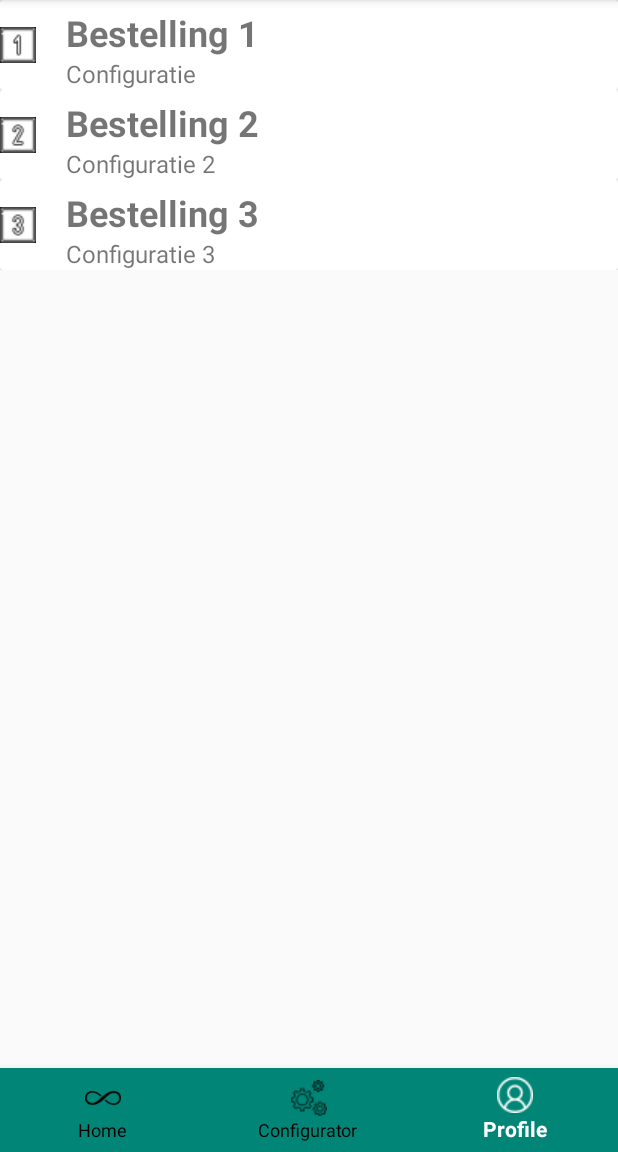
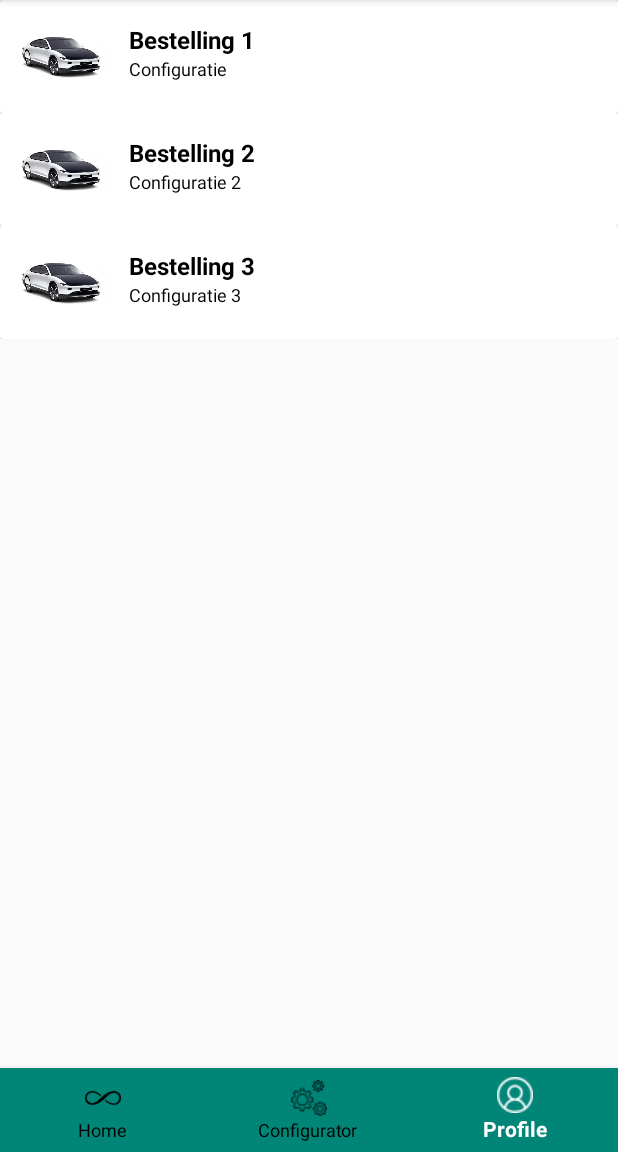
Before and after one commit to drwvermeulen/Lightyear_Beroepsproduct3, an Android app: the ProfileActivity screen opened directly, with no data from a screen before it, on a phone screen of 412 x 824 dp, the part 84-1236 px from its top. Run offline under Robolectric (Android 15) with nearby library versions, the phone set to English and light mode, and no system bars.

Commit message:
Detail pagina gemaakt bij profile als je op je bestelling klikt

```diff
--- a/app/src/main/AndroidManifest.xml
+++ b/app/src/main/AndroidManifest.xml
@@ -1,6 +1,5 @@
 <?xml version="1.0" encoding="utf-8"?>
-<manifest
-    xmlns:android="http://schemas.android.com/apk/res/android"
+<manifest xmlns:android="http://schemas.android.com/apk/res/android"
     package="com.example.lightyear_beroepsproduct3">
 
     <application
@@ -10,13 +9,16 @@
         android:roundIcon="@drawable/icon"
         android:supportsRtl="true"
         android:theme="@style/AppTheme">
-        <activity android:name=".ConfiguratorBestellenActivity"></activity>
+        <activity android:name=".ProfileBestellingActivity"
+            android:parentActivityName=".ProfileActivity"
+            android:label="Details bestelling"></activity>
+        <activity android:name=".ConfiguratorBestellenActivity" />
         <activity android:name=".ConfiguratorVelgActivity" />
         <activity android:name=".ConfiguratorLakActivity" />
         <activity android:name=".ConfiguratorKleurActivity" />
         <activity android:name=".RegisterActivity" />
         <activity android:name=".MainActivity" />
-        <activity android:name=".Profile" />
+        <activity android:name=".ProfileActivity" />
         <activity android:name=".ConfiguratorActivity" />
         <activity android:name=".LoginActivity">
             <intent-filter>
--- a/app/src/main/java/com/example/lightyear_beroepsproduct3/ConfiguratorActivity.java
+++ b/app/src/main/java/com/example/lightyear_beroepsproduct3/ConfiguratorActivity.java
@@ -71,7 +71,7 @@ public class ConfiguratorActivity extends AppCompatActivity {
                     case R.id.configurator:
                         return true;
                     case R.id.profile:
-                        startActivity(new Intent(getApplicationContext(), Profile.class));
+                        startActivity(new Intent(getApplicationContext(), ProfileActivity.class));
                         overridePendingTransition(0, 0);
                         return true;
                 }
--- a/app/src/main/java/com/example/lightyear_beroepsproduct3/MainActivity.java
+++ b/app/src/main/java/com/example/lightyear_beroepsproduct3/MainActivity.java
@@ -34,7 +34,7 @@ public class MainActivity extends AppCompatActivity {
                         overridePendingTransition(0, 0);
                         return true;
                     case R.id.profile:
-                        startActivity(new Intent(getApplicationContext(), Profile.class));
+                        startActivity(new Intent(getApplicationContext(), ProfileActivity.class));
                         overridePendingTransition(0, 0);
                         return true;
                 }
--- a/app/src/main/java/com/example/lightyear_beroepsproduct3/Profile.java
+++ b/app/src/main/java/com/example/lightyear_beroepsproduct3/ProfileActivity.java
@@ -13,10 +13,10 @@ import android.widget.TextView;
 
 import com.google.android.material.bottomnavigation.BottomNavigationView;
 
-public class Profile extends AppCompatActivity {
+public class ProfileActivity extends AppCompatActivity {
     RecyclerView rvProfileBestellingen;
     String s1[], s2[];
-    int images[] = {R.drawable.one, R.drawable.two, R.drawable.three};
+    int images[] = {R.drawable.lightyearone, R.drawable.lightyearone, R.drawable.lightyearone};
 
     @Override
     protected void onCreate(Bundle savedInstanceState) {
@@ -51,8 +51,8 @@ public class Profile extends AppCompatActivity {
 
         rvProfileBestellingen = findViewById(R.id.rvProfileBestellingen);
 
-        s1 = getResources().getStringArray(R.array.aantalBestellingen);
-        s2 = getResources().getStringArray(R.array.configuratieBestellingen);
+        s1 = getResources().getStringArray(R.array.configuratienummer);
+        s2 = getResources().getStringArray(R.array.configuratieItems);
 
         ProfileAdapter profileAdapter = new ProfileAdapter(this, s1, s2, images);
         rvProfileBestellingen.setAdapter(profileAdapter);
--- a/app/src/main/java/com/example/lightyear_beroepsproduct3/ProfileAdapter.java
+++ b/app/src/main/java/com/example/lightyear_beroepsproduct3/ProfileAdapter.java
@@ -1,6 +1,7 @@
 package com.example.lightyear_beroepsproduct3;
 
 import android.content.Context;
+import android.content.Intent;
 import android.view.LayoutInflater;
 import android.view.View;
 import android.view.ViewGroup;
@@ -8,6 +9,7 @@ import android.widget.ImageView;
 import android.widget.TextView;
 
 import androidx.annotation.NonNull;
+import androidx.constraintlayout.widget.ConstraintLayout;
 import androidx.recyclerview.widget.RecyclerView;
 
 public class ProfileAdapter extends RecyclerView.Adapter<ProfileAdapter.ProfileViewHolder> {
@@ -31,10 +33,20 @@ public class ProfileAdapter extends RecyclerView.Adapter<ProfileAdapter.ProfileV
     }
 
     @Override
-    public void onBindViewHolder(@NonNull ProfileViewHolder holder, int position) {
-        holder.tvAantalBestellingen.setText(data1[position]);
-        holder.tvConfiguratieBestellingen.setText(data2[position]);
+    public void onBindViewHolder(@NonNull ProfileViewHolder holder, final int position) {
+        holder.tvConfiguratienummer.setText(data1[position]);
+        holder.tvConfiguratieItems.setText(data2[position]);
         holder.ivProfile.setImageResource(images[position]);
+        holder.clProfile.setOnClickListener(new View.OnClickListener() {
+            @Override
+            public void onClick(View v) {
+                Intent i = new Intent(context, ProfileBestellingActivity.class);
+                i.putExtra("data1", data1[position]);
+                i.putExtra("data2", data2[position]);
+                i.putExtra("images", images[position]);
+                context.startActivity(i);
+            }
+        });
     }
 
     @Override
@@ -43,14 +55,16 @@ public class ProfileAdapter extends RecyclerView.Adapter<ProfileAdapter.ProfileV
     }
 
     public class ProfileViewHolder extends RecyclerView.ViewHolder{
-        TextView tvAantalBestellingen, tvConfiguratieBestellingen;
+        TextView tvConfiguratienummer, tvConfiguratieItems;
         ImageView ivProfile;
+        ConstraintLayout clProfile;
 
         public ProfileViewHolder(@NonNull View itemView) {
             super(itemView);
-            tvAantalBestellingen = itemView.findViewById(R.id.tvAantalBestellingen);
-            tvConfiguratieBestellingen = itemView.findViewById(R.id.tvConfiguratieBestellingen);
+            tvConfiguratienummer = itemView.findViewById(R.id.tvConfiguratienummer);
+            tvConfiguratieItems = itemView.findViewById(R.id.tvConfiguratieItems);
             ivProfile = itemView.findViewById(R.id.ivProfile);
+            clProfile = itemView.findViewById(R.id.clProfile);
         }
     }
 }
--- a/app/src/main/res/layout/activity_profile.xml
+++ b/app/src/main/res/layout/activity_profile.xml
@@ -5,7 +5,7 @@
     xmlns:tools="http://schemas.android.com/tools"
     android:layout_width="match_parent"
     android:layout_height="match_parent"
-    tools:context=".Profile">
+    tools:context=".ProfileActivity">
 
     <androidx.recyclerview.widget.RecyclerView
         android:id="@+id/rvProfileBestellingen"
--- a/app/src/main/res/layout/profile_row.xml
+++ b/app/src/main/res/layout/profile_row.xml
@@ -5,7 +5,8 @@
     xmlns:tools="http://schemas.android.com/tools"
     android:orientation="vertical"
     android:layout_width="match_parent"
-    android:layout_height="wrap_content">
+    android:layout_height="wrap_content"
+    android:id="@+id/clProfile">
 
     <androidx.cardview.widget.CardView
         android:layout_width="match_parent"
@@ -21,33 +22,36 @@
 
             <ImageView
                 android:id="@+id/ivProfile"
-                android:layout_width="wrap_content"
-                android:layout_height="wrap_content"
+                android:layout_width="75dp"
+                android:layout_height="75dp"
+                android:layout_marginStart="5dp"
                 app:layout_constraintBottom_toBottomOf="parent"
                 app:layout_constraintStart_toStartOf="parent"
                 app:layout_constraintTop_toTopOf="parent"
                 app:srcCompat="@mipmap/ic_launcher" />
 
             <TextView
-                android:id="@+id/tvAantalBestellingen"
+                android:id="@+id/tvConfiguratienummer"
                 android:layout_width="wrap_content"
                 android:layout_height="wrap_content"
-                android:layout_marginStart="20dp"
-                android:layout_marginTop="5dp"
+                android:layout_marginStart="5dp"
+                android:layout_marginTop="15dp"
                 android:text="Title"
-                android:textSize="24sp"
+                android:textSize="16sp"
                 android:textStyle="bold"
+                android:textColor="#000000"
                 app:layout_constraintStart_toEndOf="@+id/ivProfile"
                 app:layout_constraintTop_toTopOf="parent" />
 
             <TextView
-                android:id="@+id/tvConfiguratieBestellingen"
+                android:id="@+id/tvConfiguratieItems"
                 android:layout_width="wrap_content"
                 android:layout_height="wrap_content"
                 android:text="Description"
-                android:textSize="16sp"
-                app:layout_constraintStart_toStartOf="@+id/tvAantalBestellingen"
-                app:layout_constraintTop_toBottomOf="@+id/tvAantalBestellingen" />
+                android:textSize="12sp"
+                android:textColor="#000000"
+                app:layout_constraintStart_toStartOf="@+id/tvConfiguratienummer"
+                app:layout_constraintTop_toBottomOf="@+id/tvConfiguratienummer" />
         </androidx.constraintlayout.widget.ConstraintLayout>
     </androidx.cardview.widget.CardView>
 </androidx.constraintlayout.widget.ConstraintLayout>
--- a/app/src/main/res/values/strings.xml
+++ b/app/src/main/res/values/strings.xml
@@ -2,12 +2,12 @@
     <string name="app_name">Lightyear_Beroepsproduct3</string>
     <string name="btnVolgende">Volgende</string>
 
-    <string-array name="aantalBestellingen">
+    <string-array name="configuratienummer">
         <item>Bestelling 1</item>
         <item>Bestelling 2</item>
         <item>Bestelling 3</item>
     </string-array>
-    <string-array name="configuratieBestellingen">
+    <string-array name="configuratieItems">
         <item>Configuratie</item>
         <item>Configuratie 2</item>
         <item>Configuratie 3</item>
```
Also changed, not shown: app/src/main/java/com/example/lightyear_beroepsproduct3/ProfileBestellingActivity.java (added, +44 -0 lines), app/src/main/res/layout/activity_profile_bestelling.xml (added, +43 -0 lines).
